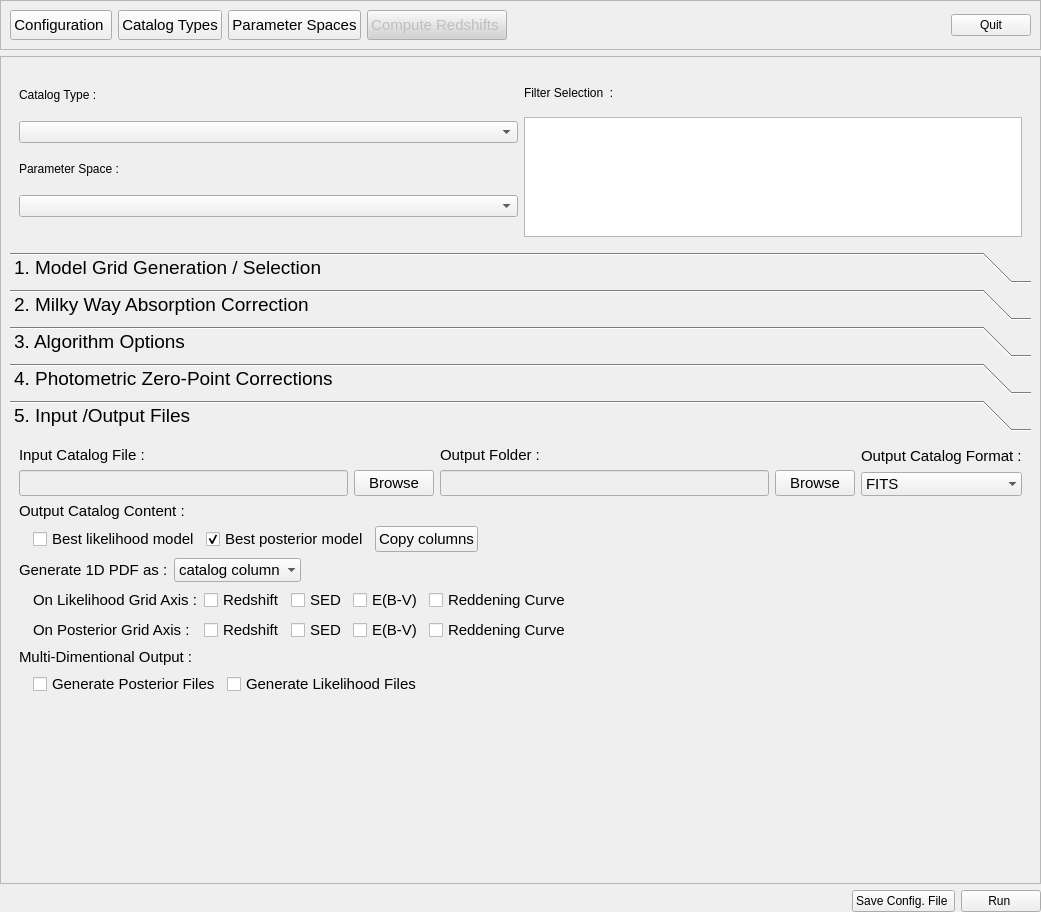
Before: the Qt Designer form PhzQtUI/auxdir/PhzQtUI/FormAnalysis.ui in astrorama/Phosphoros, drawn with Qt 5.
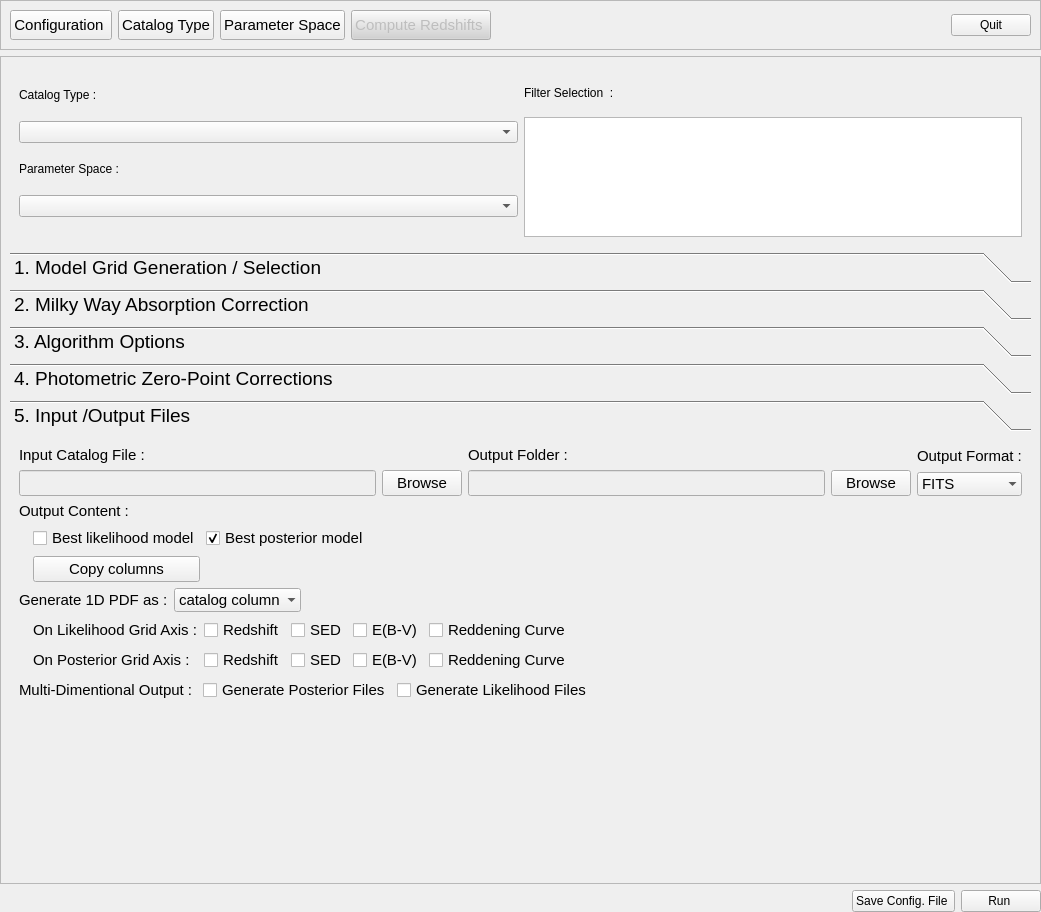
After: the same form once the commit is applied.

Diff of the .ui file:
```diff
--- a/PhzQtUI/auxdir/PhzQtUI/FormAnalysis.ui
+++ b/PhzQtUI/auxdir/PhzQtUI/FormAnalysis.ui
@@ -79,7 +79,7 @@
          <string>Define the Mapping between the catalog file(s) columns and the filters</string>
         </property>
         <property name="text">
-         <string>Catalog Types</string>
+         <string>Catalog Type</string>
         </property>
        </widget>
       </item>
@@ -100,7 +100,7 @@
          <string>Specify the parameter space for the creation of model grid.</string>
         </property>
         <property name="text">
-         <string>Parameter Spaces</string>
+         <string>Parameter Space</string>
         </property>
        </widget>
       </item>
@@ -1242,7 +1242,7 @@
                   </font>
                  </property>
                  <property name="text">
-                  <string>Output Catalog Format :</string>
+                  <string>Output Format :</string>
                  </property>
                 </widget>
                </item>
@@ -1290,7 +1290,7 @@
               </font>
              </property>
              <property name="text">
-              <string>Output Catalog Content :</string>
+              <string>Output Content :</string>
              </property>
             </widget>
            </item>
@@ -1337,7 +1337,7 @@
                  </property>
                 </widget>
                </item>
-               <item row="0" column="3">
+               <item row="1" column="1">
                 <widget class="QPushButton" name="output_column_btn">
                  <property name="font">
                   <font>
@@ -1603,29 +1603,17 @@
              </item>
             </layout>
            </item>
-           <item>
-            <widget class="QLabel" name="label_12">
-             <property name="font">
-              <font>
-               <pointsize>11</pointsize>
-              </font>
-             </property>
-             <property name="text">
-              <string>Multi-Dimentional Output : </string>
-             </property>
-            </widget>
-           </item>
            <item>
             <layout class="QGridLayout" name="gridLayout_3">
              <item row="0" column="0">
-              <widget class="QLabel" name="label_25">
+              <widget class="QLabel" name="label_12">
                <property name="font">
                 <font>
-                 <pointsize>10</pointsize>
+                 <pointsize>11</pointsize>
                 </font>
                </property>
                <property name="text">
-                <string/>
+                <string>Multi-Dimentional Output : </string>
                </property>
               </widget>
              </item>
@@ -1641,6 +1629,31 @@
                </property>
               </widget>
              </item>
+             <item row="0" column="3">
+              <widget class="QLabel" name="label_25">
+               <property name="font">
+                <font>
+                 <pointsize>10</pointsize>
+                </font>
+               </property>
+               <property name="text">
+                <string/>
+               </property>
+              </widget>
+             </item>
+             <item row="0" column="8">
+              <spacer name="horizontalSpacer_11">
+               <property name="orientation">
+                <enum>Qt::Horizontal</enum>
+               </property>
+               <property name="sizeHint" stdset="0">
+                <size>
+                 <width>40</width>
+                 <height>20</height>
+                </size>
+               </property>
+              </spacer>
+             </item>
              <item row="0" column="2">
               <widget class="QCheckBox" name="cb_gen_likelihood">
                <property name="font">
@@ -1653,19 +1666,6 @@
                </property>
               </widget>
              </item>
-             <item row="0" column="3">
-              <spacer name="horizontalSpacer_11">
-               <property name="orientation">
-                <enum>Qt::Horizontal</enum>
-               </property>
-               <property name="sizeHint" stdset="0">
-                <size>
-                 <width>40</width>
-                 <height>20</height>
-                </size>
-               </property>
-              </spacer>
-             </item>
             </layout>
            </item>
            <item>
```
Left out of the diff: 9 changed lines with no effect on the pictures.
